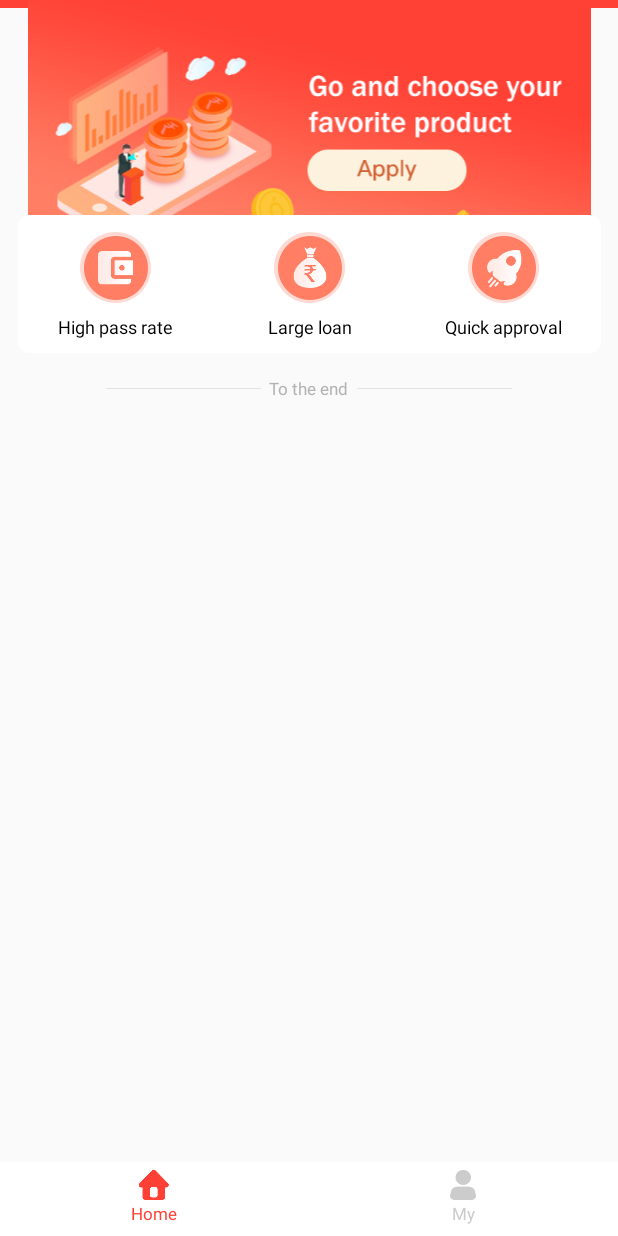
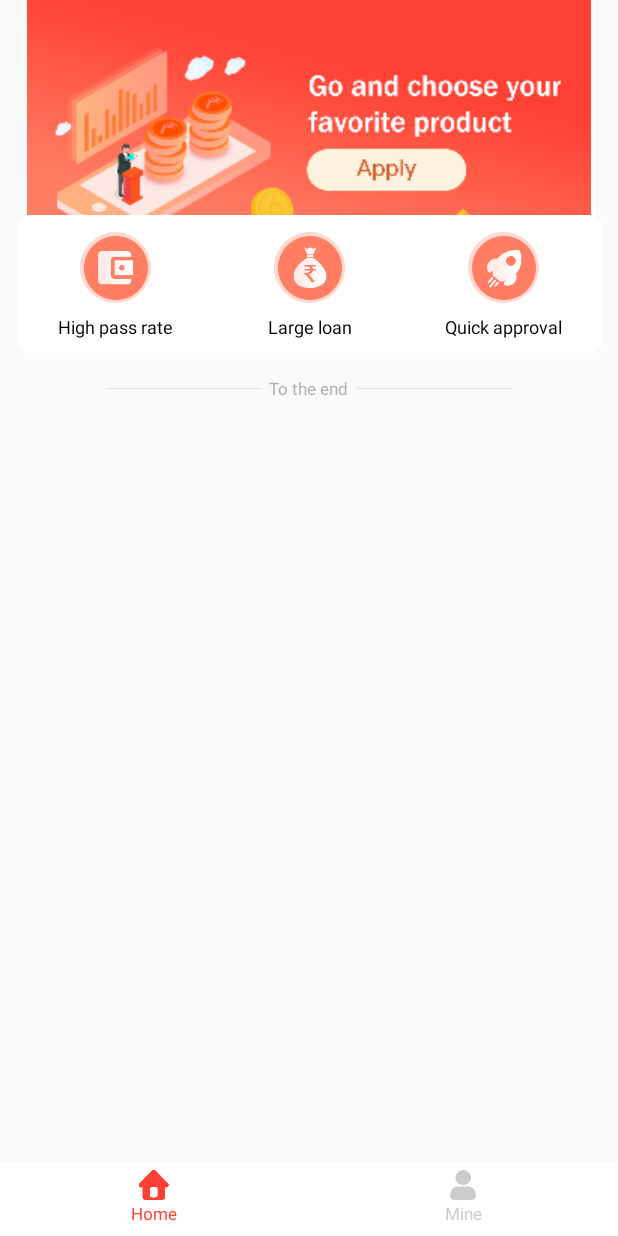
Before and after one commit to 17801094126/LoanTime, an Android app: the FirstActivity screen opened directly, with no data from a screen before it, on a phone screen of 412 x 824 dp. Run offline under Robolectric (Android 15) with nearby library versions, the phone set to English and light mode, and no system bars; our stand-ins replace ButterKnife, RxJava; libraries missing offline, so code that uses them is left out: com.gyf.immersionbar, com.wang.avi, com.yatoooon.screenadaptation; pictures from the network do not load; 10 statements that could not run were skipped.

Commit message:
添加屏幕适配

```diff
--- a/app/src/main/java/com/loan/time/mvp/MVPBaseFragment.java
+++ b/app/src/main/java/com/loan/time/mvp/MVPBaseFragment.java
@@ -9,6 +9,8 @@ import android.view.ViewGroup;
 import androidx.annotation.Nullable;
 import androidx.fragment.app.Fragment;
 
+
+import com.yatoooon.screenadaptation.ScreenAdapterTools;
 
 import java.lang.reflect.ParameterizedType;
 
@@ -36,6 +38,7 @@ public abstract class MVPBaseFragment<V extends BaseView,T extends BasePresenter
     @Override
     public View onCreateView(LayoutInflater inflater, @Nullable ViewGroup container, @Nullable Bundle savedInstanceState) {
         inflate = inflater.inflate(getLayoutId(), container, false);
+        ScreenAdapterTools.getInstance().loadView(inflate);
         unbinder = ButterKnife.bind(this, inflate);
         initView();
         return inflate;
--- a/app/src/main/java/com/loan/time/ui/first/FirstActivity.java
+++ b/app/src/main/java/com/loan/time/ui/first/FirstActivity.java
@@ -54,7 +54,6 @@ public class FirstActivity extends MVPBaseActivity<FirstContract.View, FirstPres
     @Override
     protected void initView() {
         super.initView();
-        ScreenAdapterTools.getInstance().loadView(getWindow().getDecorView());
         mList = getIntent().getParcelableArrayListExtra(HomeResult);
         manager = getSupportFragmentManager();
         RadioButton childAt = (RadioButton) rg.getChildAt(0);
@@ -62,7 +61,6 @@ public class FirstActivity extends MVPBaseActivity<FirstContract.View, FirstPres
         ImmersionBar.with(FirstActivity.this)
                 .transparentBar()
                 .statusBarDarkFont(false) .init();
-
         if (mList==null){
             if (homeFragment == null) {
                 homeFragment = HomeFragment.newInstance();
--- a/app/src/main/java/com/loan/time/ui/my/MyFragment.java
+++ b/app/src/main/java/com/loan/time/ui/my/MyFragment.java
@@ -46,7 +46,7 @@ public class MyFragment extends MVPBaseFragment<MyContract.View, MyPresenter> im
         super.initView();
         toolBar.setPadding(0, getHeight(), 0, 0);
         finish.setVisibility(View.GONE);
-        title.setText("我的");
+        title.setText("My");
         myVersion.setText("V"+ App.getAppVersion());
     }
 }
--- a/app/src/main/res/layout/activity_first.xml
+++ b/app/src/main/res/layout/activity_first.xml
@@ -2,7 +2,6 @@
 <LinearLayout xmlns:android="http://schemas.android.com/apk/res/android"
     android:layout_width="match_parent"
     android:layout_height="match_parent"
-    android:fitsSystemWindows="true"
     android:orientation="vertical">
 
     <FrameLayout
@@ -31,7 +30,7 @@
             android:layout_width="0dp"
             android:layout_height="match_parent"
             android:layout_weight="1"
-            android:text="My"
+            android:text="Mine"
             android:drawableTop="@drawable/bottom_my"
             style="@style/RadioBottomStyle"/>
     </RadioGroup>
--- a/app/src/main/res/layout/activity_login.xml
+++ b/app/src/main/res/layout/activity_login.xml
@@ -71,9 +71,8 @@
         android:background="@null"
         android:maxLength="10"
         android:numeric="integer"
-        android:layout_marginLeft="60dp"
-        android:layout_marginRight="20dp"
-        android:textSize="@dimen/ts_15"
+        android:layout_marginLeft="50dp"
+        android:textSize="@dimen/ts_12"
         android:maxLines="1"
         android:textCursorDrawable="@drawable/ed_back"
         android:textColorHint="@color/c_666666"
--- a/app/src/main/res/layout/fragment_home.xml
+++ b/app/src/main/res/layout/fragment_home.xml
@@ -19,15 +19,9 @@
         <androidx.constraintlayout.widget.ConstraintLayout
             android:layout_width="match_parent"
             android:layout_height="match_parent">
-            <View
-                android:layout_width="match_parent"
-                android:layout_height="5dp"
-                android:background="@color/navigation_tv_true"
-                app:layout_constraintTop_toTopOf="parent"
-                app:layout_constraintStart_toStartOf="parent"/>
             <ImageView
                 android:id="@+id/home_img"
-                android:layout_width="match_parent"
+                android:layout_width="0dp"
                 android:layout_height="165dp"
                 app:contentInsetEnd="0dp"
                 app:contentInsetLeft="0dp"
@@ -35,7 +29,8 @@
                 app:contentInsetStart="0dp"
                 android:src="@drawable/home_banner"
                 app:layout_constraintTop_toTopOf="parent"
-                app:layout_constraintStart_toStartOf="parent"/>
+                app:layout_constraintStart_toStartOf="parent"
+                app:layout_constraintEnd_toEndOf="parent"/>
             <View
                 android:id="@+id/home_view"
                 android:layout_width="0dp"
```
Also changed, not shown: app/src/main/AndroidManifest.xml (+8 -10 lines), app/src/main/java/com/loan/time/mvp/MVPBaseActivity.java (+5 -5 lines), app/src/main/res/layout/home_rv_item.xml (+8 -0 lines), app/src/main/res/drawable-xhdpi/home_banner.png (deleted), app/src/main/res/drawable-xxhdpi/home_banner.png, app/src/main/res/drawable-xxxhdpi/home_banner.png (added).
